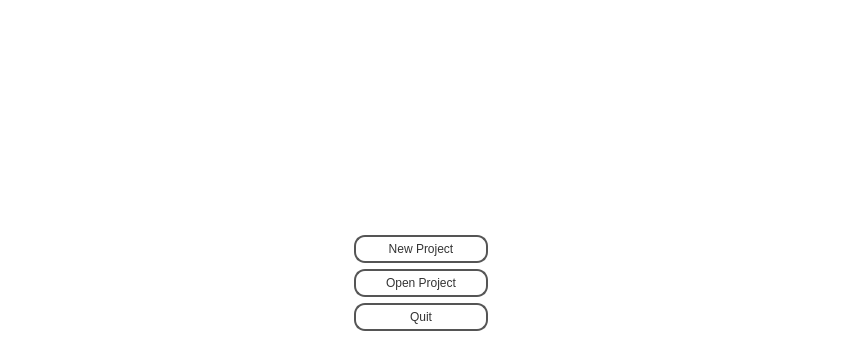
This is gui/openappdialog.ui in IanFinlayson/tetra as Qt 5 draws it before an edit. The edited form follows.
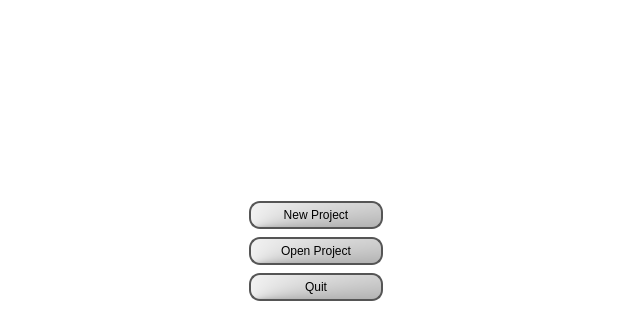
This is the edited form.

```diff
--- a/gui/openappdialog.ui
+++ b/gui/openappdialog.ui
@@ -6,10 +6,16 @@
    <rect>
     <x>0</x>
     <y>0</y>
-    <width>850</width>
-    <height>350</height>
+    <width>625</width>
+    <height>325</height>
    </rect>
   </property>
+  <property name="sizePolicy">
+   <sizepolicy hsizetype="Fixed" vsizetype="Fixed">
+    <horstretch>0</horstretch>
+    <verstretch>0</verstretch>
+   </sizepolicy>
+  </property>
   <property name="windowTitle">
    <string>Dialog</string>
   </property>
@@ -21,10 +27,10 @@
   <widget class="QWidget" name="gridLayoutWidget">
    <property name="geometry">
     <rect>
-     <x>110</x>
-     <y>50</y>
-     <width>621</width>
-     <height>281</height>
+     <x>0</x>
+     <y>30</y>
+     <width>631</width>
+     <height>271</height>
     </rect>
    </property>
    <layout class="QGridLayout" name="gridLayout">
@@ -69,14 +75,12 @@
         </property>
         <property name="styleSheet">
          <string notr="true">QPushButton {
-color: #333;
+color: black;
+padding: 5px;
 border: 2px solid #555;
 border-radius: 11px;
-padding: 5px;
-background: qradialgradient(cx: 0.3, cy: -0.4,
-fx: 0.3, fy: -0.4,
-radius: 1.35, stop: 0 #fff, stop: 1 #888);
-min-width: 80px;
+background: qconicalgradient(cx:0, cy:1, angle:109, stop:0 rgba(0, 0, 0, 255), stop:1 rgba(255, 255, 255, 255));
+min-width: 120px;
 }
 
 QPushButton:hover {
@@ -96,6 +100,22 @@
         </property>
        </widget>
       </item>
+      <item>
+       <spacer name="verticalSpacer">
+        <property name="orientation">
+         <enum>Qt::Vertical</enum>
+        </property>
+        <property name="sizeType">
+         <enum>QSizePolicy::Fixed</enum>
+        </property>
+        <property name="sizeHint" stdset="0">
+         <size>
+          <width>20</width>
+          <height>2</height>
+         </size>
+        </property>
+       </spacer>
+      </item>
       <item>
        <widget class="QPushButton" name="openProjButton">
         <property name="cursor">
@@ -106,13 +126,11 @@
         </property>
         <property name="styleSheet">
          <string notr="true">QPushButton {
-color: #333;
+color: black;
+padding: 5px;
 border: 2px solid #555;
 border-radius: 11px;
-padding: 5px;
-background: qradialgradient(cx: 0.3, cy: -0.4,
-fx: 0.3, fy: -0.4,
-radius: 1.35, stop: 0 #fff, stop: 1 #888);
+background: qconicalgradient(cx:0, cy:1, angle:109, stop:0 rgba(0, 0, 0, 255), stop:1 rgba(255, 255, 255, 255));
 min-width: 120px;
 }
 
@@ -133,6 +151,22 @@
         </property>
        </widget>
       </item>
+      <item>
+       <spacer name="verticalSpacer_2">
+        <property name="orientation">
+         <enum>Qt::Vertical</enum>
+        </property>
+        <property name="sizeType">
+         <enum>QSizePolicy::Fixed</enum>
+        </property>
+        <property name="sizeHint" stdset="0">
+         <size>
+          <width>20</width>
+          <height>2</height>
+         </size>
+        </property>
+       </spacer>
+      </item>
       <item>
        <widget class="QPushButton" name="quitAppButton">
         <property name="cursor">
@@ -143,14 +177,12 @@
         </property>
         <property name="styleSheet">
          <string notr="true">QPushButton {
-color: #333;
+color: black;
+padding: 5px;
 border: 2px solid #555;
 border-radius: 11px;
-padding: 5px;
-background: qradialgradient(cx: 0.3, cy: -0.4,
-fx: 0.3, fy: -0.4,
-radius: 1.35, stop: 0 #fff, stop: 1 #888);
-min-width: 80px;
+background: qconicalgradient(cx:0, cy:1, angle:109, stop:0 rgba(0, 0, 0, 255), stop:1 rgba(255, 255, 255, 255));
+min-width: 120px;
 }
 
 QPushButton:hover {
```
Left out of the diff: 52 changed lines with no effect on the pictures.
